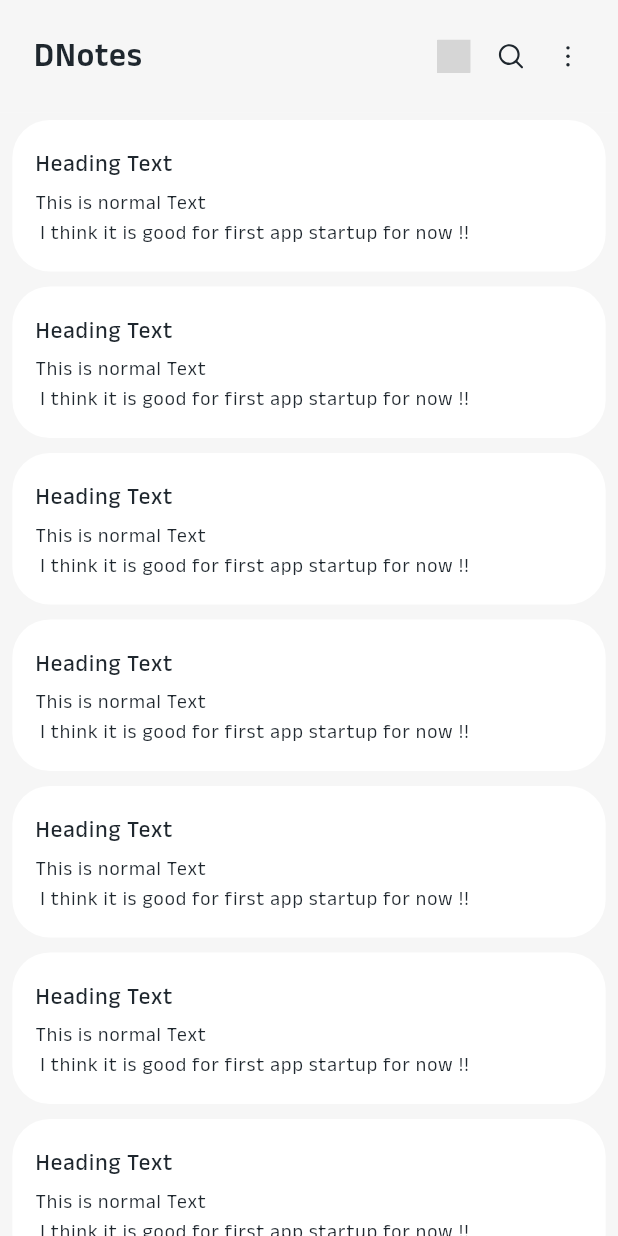
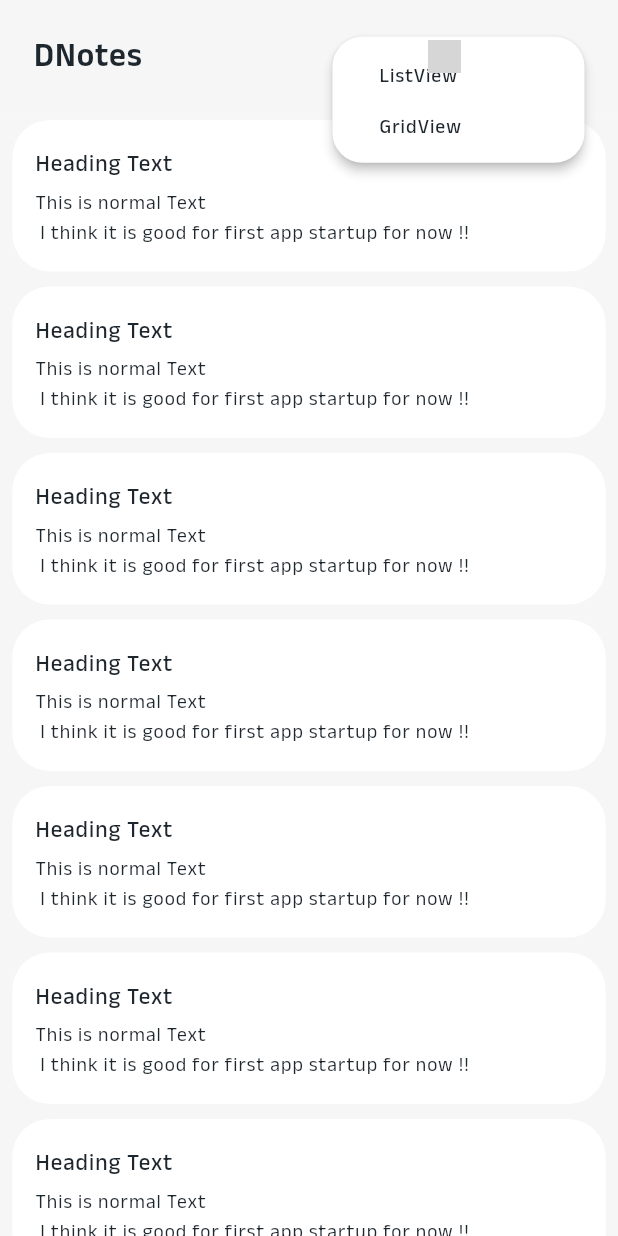
Before and after one commit to munivar/notes-webapp, a Flutter app: the screen it shows after launch, after a tap on an icon or button, on a phone screen of 412 x 824 dp. Run offline on Flutter 3.47's test engine with Material 2 defaults, Android fonts, the phone set to English and light mode, and no system bars; our stand-ins replace flutter_svg, fluttertoast, get, get_storage, simple_animations; grey boxes are pictures that could not be loaded.

Commit message:
popupmenu added

```diff
--- a/lib/screens/home/home_contrl.dart
+++ b/lib/screens/home/home_contrl.dart
@@ -1,3 +1,7 @@
+import 'package:flutter/material.dart';
 import 'package:get/get.dart';
 
-class HomeController extends GetxController {}
+class HomeController extends GetxController {
+  final GlobalKey homePopupKey = GlobalKey();
+  List<String> popupMenuList = ["ListView", "GridView"];
+}
--- a/lib/screens/home/home_view.dart
+++ b/lib/screens/home/home_view.dart
@@ -7,6 +7,7 @@ import 'package:dnotes/screens/home/home_contrl.dart';
 import 'package:dnotes/widgets/app_text.dart';
 import 'package:dnotes/widgets/app_toast.dart';
 import 'package:dnotes/widgets/icon_button.dart';
+import 'package:dnotes/widgets/popup_menu.dart';
 import 'package:flutter/material.dart';
 import 'package:get/get.dart';
 
@@ -48,30 +49,69 @@ class HomeView extends StatelessWidget {
               ),
             ),
             Stack(
+              alignment: Alignment.center,
               children: [
+                Padding(
+                  padding: const EdgeInsets.only(right: 75),
+                  child: AppIconButton(
+                    AppImages.addIcon,
+                    onTap: () {},
+                  ),
+                ),
                 AppIconButton(
-                  AppImages.addIcon,
+                  AppImages.searchIcon,
                   onTap: () {},
                 ),
                 Padding(
-                  padding: const EdgeInsets.only(left: 38),
-                  child: AppIconButton(
-                    AppImages.searchIcon,
-                    onTap: () {},
-                  ),
-                ),
-                Padding(
-                  padding: const EdgeInsets.only(left: 76),
-                  child: AppIconButton(
-                    AppImages.menuIcon,
-                    padding: const EdgeInsets.symmetric(
-                        horizontal: 12, vertical: 10),
-                    onTap: () {},
-                  ),
-                ),
+                  padding: const EdgeInsets.only(left: 75),
+                  child: popupMenu(context),
+                )
               ],
             ),
           ],
+        ),
+      ),
+    );
+  }
+
+  popupMenu(BuildContext context) {
+    return AppPopupMenu(
+      menuKey: controller.homePopupKey,
+      onTap: () {
+        dynamic state = controller.homePopupKey.currentState;
+        state.showButtonMenu();
+      },
+      child: SizedBox(
+        width: 135,
+        child: ListView.builder(
+          scrollDirection: Axis.vertical,
+          shrinkWrap: true,
+          physics: const ScrollPhysics(),
+          itemCount: controller.popupMenuList.length,
+          itemBuilder: ((context, index) {
+            return Material(
+              color: Colors.transparent,
+              child: InkWell(
+                onTap: (() {
+                  Get.back();
+                  if (controller.popupMenuList[index] == "View") {
+                    // view notes code
+                  } else if (controller.popupMenuList[index] == "Edit") {
+                    // edit notes code
+                  }
+                }),
+                borderRadius: BorderRadius.circular(15),
+                child: Padding(
+                  padding:
+                      const EdgeInsets.symmetric(horizontal: 15, vertical: 5),
+                  child: AppText(
+                    controller.popupMenuList[index],
+                    fontWeight: FontWeight.w500,
+                  ),
+                ),
+              ),
+            );
+          }),
         ),
       ),
     );
--- a/lib/widgets/app_toast.dart
+++ b/lib/widgets/app_toast.dart
@@ -41,7 +41,7 @@ class AppToast {
           )),
       gravity: ToastGravity.BOTTOM,
       positionedToastBuilder: (context, child) {
-        return AppHelper.isMobile
+        return AppHelper.isMobile && AppHelper.isWeb != true
             ? Positioned(
                 bottom: AppHelper.isIOS ? 50 : 20,
                 right: 20,
--- /dev/null
+++ b/lib/widgets/popup_menu.dart
@@ -0,0 +1,64 @@
+import 'package:dnotes/helpers/app_images.dart';
+import 'package:flutter/material.dart';
+import 'package:flutter_svg/flutter_svg.dart';
+
+class AppPopupMenu extends StatelessWidget {
+  final Widget child;
+  final Offset? offset;
+  final double? iconSize;
+  final String? assetName;
+  final Color? iconColor;
+  final double? iconHeight;
+  final double? iconWidth;
+  final Key? menuKey;
+  final void Function()? onTap;
+  const AppPopupMenu({
+    super.key,
+    this.menuKey,
+    required this.child,
+    this.offset,
+    this.iconWidth,
+    this.assetName,
+    this.iconColor,
+    this.iconHeight,
+    this.iconSize,
+    this.onTap,
+  });
+
+  @override
+  Widget build(BuildContext context) {
+    List<String> popupList = ["context"];
+    return PopupMenuButton(
+        key: menuKey,
+        elevation: 3,
+        color: Colors.white,
+        splashRadius: 2,
+        tooltip: "",
+        enabled: false,
+        iconSize: 40,
+        offset: offset ?? const Offset(-10, 15),
+        shape: const RoundedRectangleBorder(
+            borderRadius: BorderRadius.all(Radius.circular(20))),
+        icon: Material(
+          color: Colors.transparent,
+          child: InkWell(
+            onTap: onTap,
+            borderRadius: BorderRadius.circular(50),
+            child: Padding(
+              padding: const EdgeInsets.symmetric(horizontal: 12, vertical: 10),
+              child: SvgPicture.asset(
+                AppImages.menuIcon,
+              ),
+            ),
+          ),
+        ),
+        itemBuilder: ((context) {
+          return popupList.map((e) {
+            return PopupMenuItem(
+              enabled: false,
+              child: child,
+            );
+          }).toList();
+        }));
+  }
+}
```
